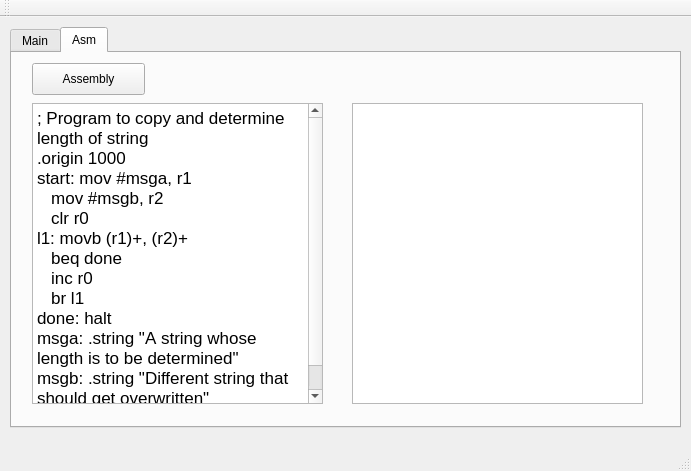
Above: AppGui/processorwindow.ui from mikhel1984/pdp_eleven before the change. Below: the same form after it.
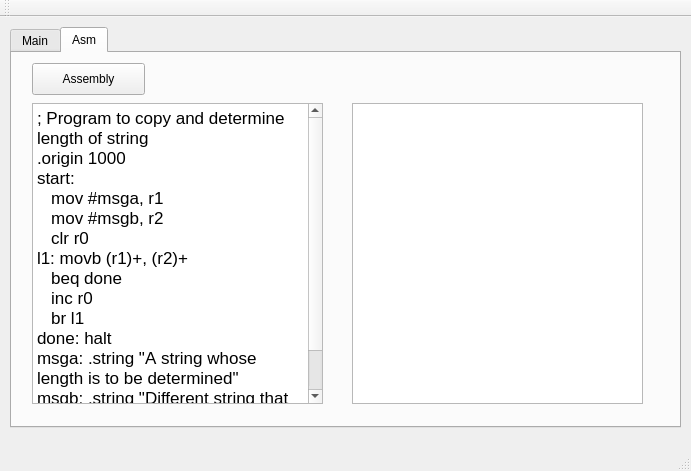
That is the form after the change.

Commit message: UI generating machines codes by entered assembly program

```diff
--- a/AppGui/processorwindow.ui
+++ b/AppGui/processorwindow.ui
@@ -200,6 +200,9 @@
         <height>301</height>
        </rect>
       </property>
+      <property name="readOnly">
+       <bool>false</bool>
+      </property>
       <property name="html">
        <string>&lt;!DOCTYPE HTML PUBLIC &quot;-//W3C//DTD HTML 4.0//EN&quot; &quot;http://www.w3.org/TR/REC-html40/strict.dtd&quot;&gt;
 &lt;html&gt;&lt;head&gt;&lt;meta name=&quot;qrichtext&quot; content=&quot;1&quot; /&gt;&lt;style type=&quot;text/css&quot;&gt;
@@ -207,7 +210,8 @@
 &lt;/style&gt;&lt;/head&gt;&lt;body style=&quot; font-family:'.SF NS Text'; font-size:13pt; font-weight:400; font-style:normal;&quot;&gt;
 &lt;p style=&quot; margin-top:0px; margin-bottom:0px; margin-left:0px; margin-right:0px; -qt-block-indent:0; text-indent:0px;&quot;&gt;;&lt;span style=&quot; color:#c0c0c0;&quot;&gt; &lt;/span&gt;Program&lt;span style=&quot; color:#c0c0c0;&quot;&gt; &lt;/span&gt;to&lt;span style=&quot; color:#c0c0c0;&quot;&gt; &lt;/span&gt;copy&lt;span style=&quot; color:#c0c0c0;&quot;&gt; &lt;/span&gt;and&lt;span style=&quot; color:#c0c0c0;&quot;&gt; &lt;/span&gt;determine&lt;span style=&quot; color:#c0c0c0;&quot;&gt; &lt;/span&gt;length&lt;span style=&quot; color:#c0c0c0;&quot;&gt; &lt;/span&gt;of&lt;span style=&quot; color:#c0c0c0;&quot;&gt; &lt;/span&gt;string&lt;/p&gt;
 &lt;p style=&quot; margin-top:0px; margin-bottom:0px; margin-left:0px; margin-right:0px; -qt-block-indent:0; text-indent:0px;&quot;&gt;&lt;span style=&quot; font-family:'Monaco';&quot;&gt;.origin&lt;/span&gt;&lt;span style=&quot; font-family:'Monaco'; color:#c0c0c0;&quot;&gt; &lt;/span&gt;&lt;span style=&quot; font-family:'Monaco';&quot;&gt;1000&lt;/span&gt;&lt;/p&gt;
-&lt;p style=&quot; margin-top:0px; margin-bottom:0px; margin-left:0px; margin-right:0px; -qt-block-indent:0; text-indent:0px;&quot;&gt;&lt;span style=&quot; font-family:'Monaco';&quot;&gt;start:&lt;/span&gt;&lt;span style=&quot; font-family:'Monaco'; color:#c0c0c0;&quot;&gt; &lt;/span&gt;&lt;span style=&quot; font-family:'Monaco';&quot;&gt;mov&lt;/span&gt;&lt;span style=&quot; font-family:'Monaco'; color:#c0c0c0;&quot;&gt; &lt;/span&gt;&lt;span style=&quot; font-family:'Monaco';&quot;&gt;#msga,&lt;/span&gt;&lt;span style=&quot; font-family:'Monaco'; color:#c0c0c0;&quot;&gt; &lt;/span&gt;&lt;span style=&quot; font-family:'Monaco';&quot;&gt;r1&lt;/span&gt;&lt;/p&gt;
+&lt;p style=&quot; margin-top:0px; margin-bottom:0px; margin-left:0px; margin-right:0px; -qt-block-indent:0; text-indent:0px;&quot;&gt;&lt;span style=&quot; font-family:'Monaco';&quot;&gt;start:&lt;/span&gt;&lt;span style=&quot; font-family:'Monaco'; color:#c0c0c0;&quot;&gt; &lt;/span&gt;&lt;/p&gt;
+&lt;p style=&quot; margin-top:0px; margin-bottom:0px; margin-left:0px; margin-right:0px; -qt-block-indent:0; text-indent:0px;&quot;&gt;&lt;span style=&quot; font-family:'Monaco';&quot;&gt;   mov&lt;/span&gt;&lt;span style=&quot; font-family:'Monaco'; color:#c0c0c0;&quot;&gt; &lt;/span&gt;&lt;span style=&quot; font-family:'Monaco';&quot;&gt;#msga,&lt;/span&gt;&lt;span style=&quot; font-family:'Monaco'; color:#c0c0c0;&quot;&gt; &lt;/span&gt;&lt;span style=&quot; font-family:'Monaco';&quot;&gt;r1&lt;/span&gt;&lt;/p&gt;
 &lt;p style=&quot; margin-top:0px; margin-bottom:0px; margin-left:0px; margin-right:0px; -qt-block-indent:0; text-indent:0px;&quot;&gt;&lt;span style=&quot; font-family:'Monaco'; color:#c0c0c0;&quot;&gt;   &lt;/span&gt;&lt;span style=&quot; font-family:'Monaco';&quot;&gt;mov&lt;/span&gt;&lt;span style=&quot; font-family:'Monaco'; color:#c0c0c0;&quot;&gt; &lt;/span&gt;&lt;span style=&quot; font-family:'Monaco';&quot;&gt;#msgb,&lt;/span&gt;&lt;span style=&quot; font-family:'Monaco'; color:#c0c0c0;&quot;&gt; &lt;/span&gt;&lt;span style=&quot; font-family:'Monaco';&quot;&gt;r2&lt;/span&gt;&lt;/p&gt;
 &lt;p style=&quot; margin-top:0px; margin-bottom:0px; margin-left:0px; margin-right:0px; -qt-block-indent:0; text-indent:0px;&quot;&gt;&lt;span style=&quot; font-family:'Monaco'; color:#c0c0c0;&quot;&gt;   &lt;/span&gt;&lt;span style=&quot; font-family:'Monaco';&quot;&gt;clr&lt;/span&gt;&lt;span style=&quot; font-family:'Monaco'; color:#c0c0c0;&quot;&gt; &lt;/span&gt;&lt;span style=&quot; font-family:'Monaco';&quot;&gt;r0&lt;/span&gt;&lt;/p&gt;
 &lt;p style=&quot; margin-top:0px; margin-bottom:0px; margin-left:0px; margin-right:0px; -qt-block-indent:0; text-indent:0px;&quot;&gt;&lt;span style=&quot; font-family:'Monaco';&quot;&gt;l1:&lt;/span&gt;&lt;span style=&quot; font-family:'Monaco'; color:#c0c0c0;&quot;&gt; &lt;/span&gt;&lt;span style=&quot; font-family:'Monaco';&quot;&gt;movb&lt;/span&gt;&lt;span style=&quot; font-family:'Monaco'; color:#c0c0c0;&quot;&gt; &lt;/span&gt;&lt;span style=&quot; font-family:'Monaco';&quot;&gt;(r1)+,&lt;/span&gt;&lt;span style=&quot; font-family:'Monaco'; color:#c0c0c0;&quot;&gt; &lt;/span&gt;&lt;span style=&quot; font-family:'Monaco';&quot;&gt;(r2)+&lt;/span&gt;&lt;/p&gt;
```
The commit also changes 1 other file.
